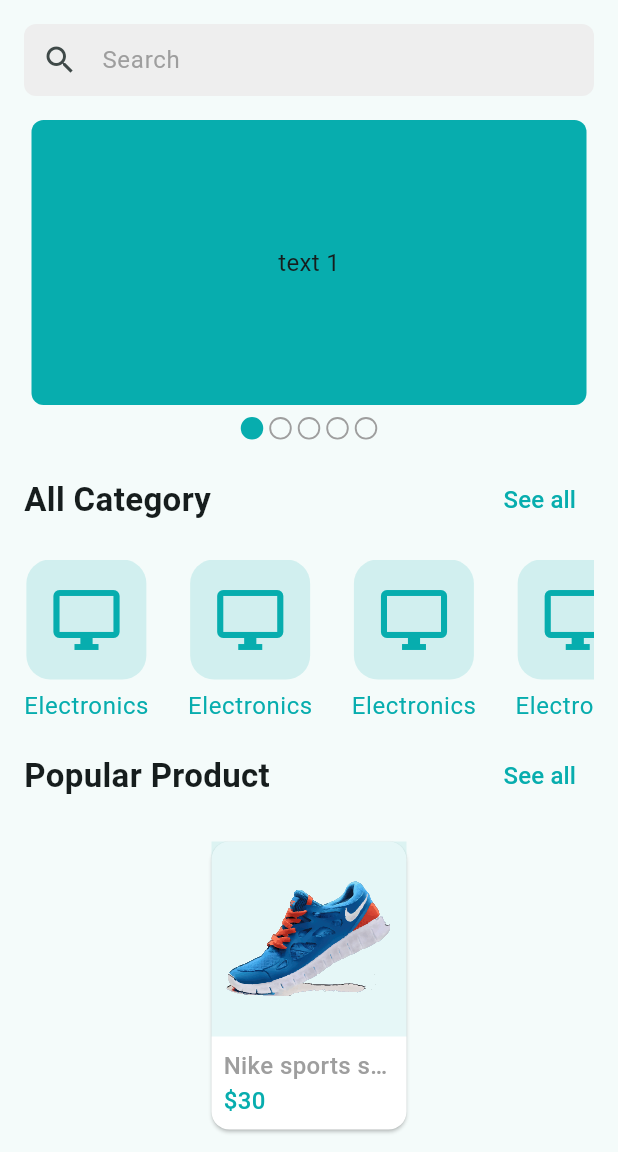
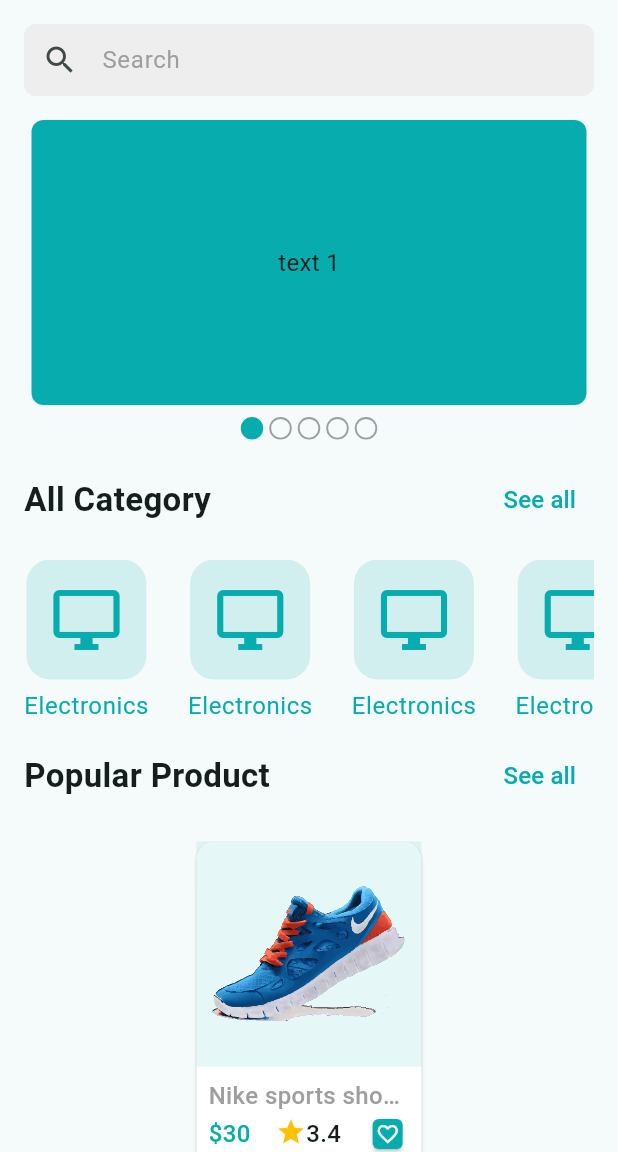
Before and after one commit to kdrbipul/ecommerce_project, a Flutter app: the screen it shows after launch, on a phone screen of 412 x 824 dp, the part 84-1236 px from its top. Run offline on Flutter 3.47's test engine with Material 3 defaults, Android fonts, the phone set to English and light mode, and no system bars; drawn by our look-alikes of carousel_slider; our stand-ins replace flutter_svg, get, pin_code_fields.

Commit message:
product card complete

```diff
--- a/lib/presentation/screens/home_screen.dart
+++ b/lib/presentation/screens/home_screen.dart
@@ -6,6 +6,7 @@ import 'package:ecommerce_project/widgets/home_carousel_slider.dart';
 import 'package:ecommerce_project/widgets/section_header.dart';
 import 'package:flutter/cupertino.dart';
 import 'package:flutter/material.dart';
+import 'package:flutter/painting.dart';
 import 'package:flutter_svg/flutter_svg.dart';
 
 class HomeScreen extends StatefulWidget {
@@ -45,23 +46,24 @@ class _HomeScreenState extends State<HomeScreen> {
             Card(
               color: Colors.white,
               child: SizedBox(
-                width: 130,
+                width: 150,
                 child: Column(
                   children: [
                     Container(
-                      width: 130,
-                      height: 130,
+                      width: 150,
+                      height: 150,
                       color: AppColors.primaryColor.withOpacity(0.1),
                       child: Padding(
                         padding: const EdgeInsets.all(8.0),
                         child: SvgPicture.asset(AssetsPath.productShoeSvg),
                       ),
                     ),
-                    const Padding(
-                      padding: EdgeInsets.all(8.0),
+                     Padding(
+                      padding: const EdgeInsets.all(8.0),
                       child: Column(
+                        crossAxisAlignment: CrossAxisAlignment.start,
                         children: [
-                          Text(
+                          const Text(
                             'Nike sports shoe 320k special edition',
                             maxLines: 1,
                             style: TextStyle(
@@ -70,9 +72,12 @@ class _HomeScreenState extends State<HomeScreen> {
                                 fontWeight: FontWeight.w500,
                                 color: Colors.grey),
                           ),
-                          Row(
+                          Wrap(
+                            spacing: 17,
+                            alignment: WrapAlignment.start,
+                            crossAxisAlignment: WrapCrossAlignment.center,
                             children: [
-                              Text(
+                              const Text(
                                 '\$30',
                                 style: TextStyle(
                                   fontSize: 16,
@@ -80,6 +85,36 @@ class _HomeScreenState extends State<HomeScreen> {
                                   color: AppColors.primaryColor,
                                 ),
                               ),
+                              const Wrap(
+                                children: [
+                                  Icon(
+                                    Icons.star,
+                                    color: Colors.amber,
+                                    size: 20,
+                                  ),
+                                  Text(
+                                    '3.4',
+                                    style: TextStyle(
+                                        fontSize: 16,
+                                        fontWeight: FontWeight.w500,
+                                    ),
+                                  ),
+                                ],
+                              ),
+                              Card(
+                                color: AppColors.primaryColor,
+                                shape: RoundedRectangleBorder(
+                                  borderRadius: BorderRadius.circular(4),
+                                ),
+                                child: const Padding(
+                                  padding: EdgeInsets.all(2),
+                                  child: Icon(
+                                    Icons.favorite_border_outlined,
+                                    color: Colors.white,
+                                    size: 16,
+                                  ),
+                                ),
+                              )
                             ],
                           )
                         ],
```
